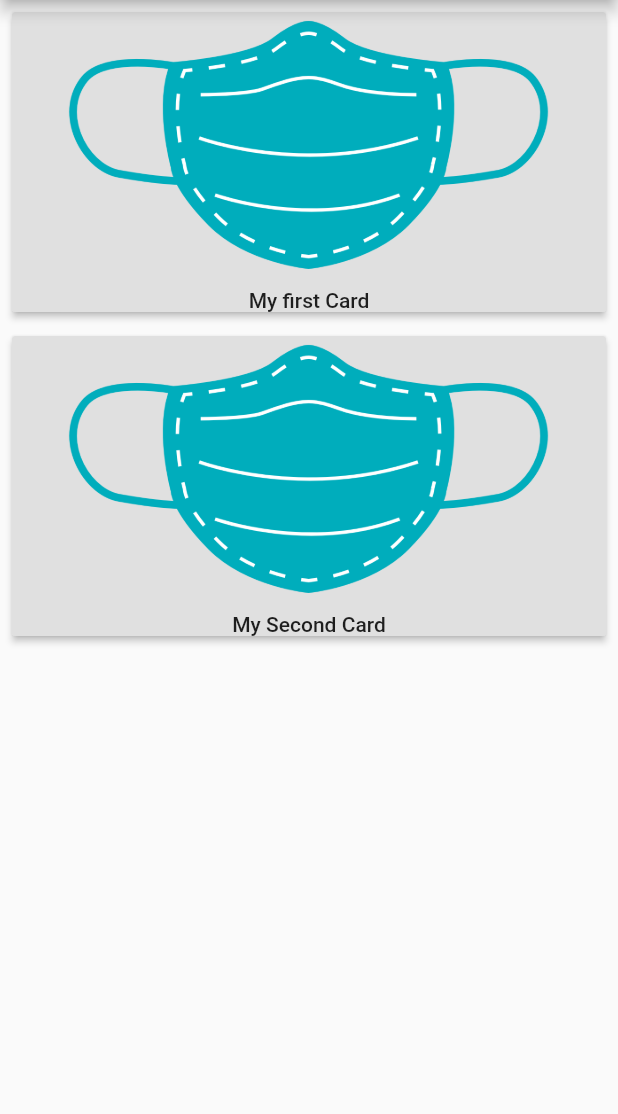
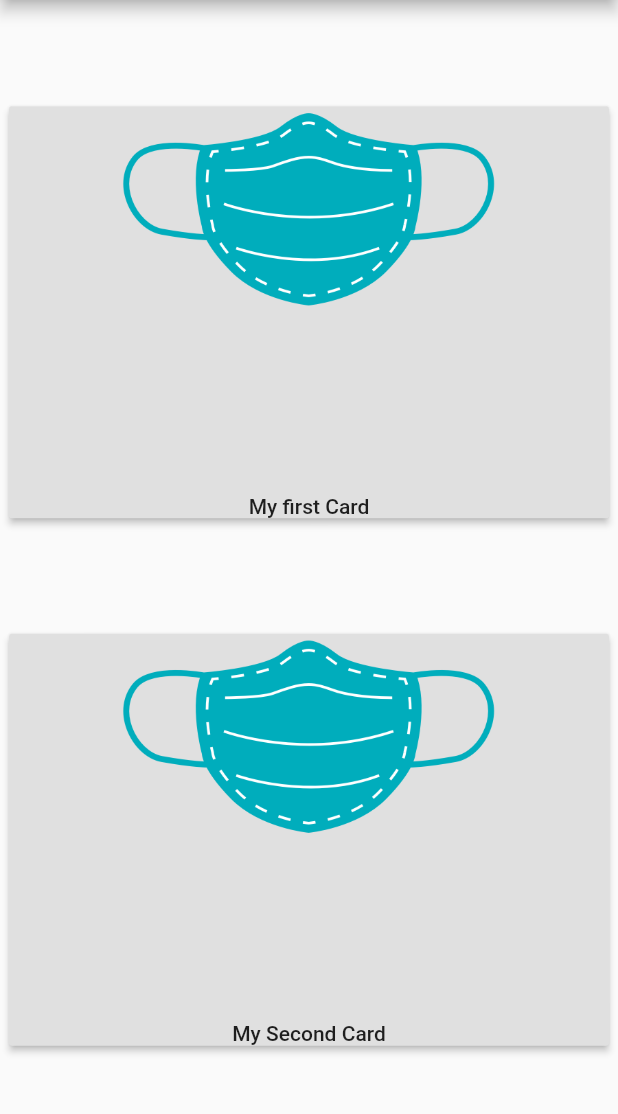
Before and after one commit to KharYusuf/Combat-Covid, a Flutter app: the screen it shows after launch, on a phone screen of 412 x 824 dp, the part 84-1198 px from its top. Run offline on Flutter 3.47's test engine with Material 2 defaults, Android fonts, the phone set to English and light mode, and no system bars.

Commit message:
Dynamic view testing

```diff
--- a/lib/main.dart
+++ b/lib/main.dart
@@ -64,6 +64,8 @@ class MyHomePage extends StatelessWidget {
         title: Text(title),
       ),
       body: Column(
+        mainAxisAlignment: MainAxisAlignment.spaceEvenly,
+        crossAxisAlignment: CrossAxisAlignment.center,
         children: cards.map((e) => MyCard(e['img'], e['text'])).toList(),
       ),
     );
--- a/lib/myCard.dart
+++ b/lib/myCard.dart
@@ -8,23 +8,23 @@ class MyCard extends StatelessWidget {
   @override
   Widget build(BuildContext context) {
     return Padding(
-      padding: EdgeInsets.all(8.0),
+      padding: EdgeInsets.all(6.0),
       child: RaisedButton(
         onPressed: () {
           print(text);
         },
-        child: Stack(
+        child: Column(
           children: <Widget>[
             Container(
-              height: 200,
-              alignment: Alignment.topCenter,
+              height: MediaQuery.of(context).size.height / 6,
+              alignment: Alignment.center,
               child: Image.asset(
                 img,
                 fit: BoxFit.cover,
               ),
             ),
             Container(
-              height: 200,
+              height: MediaQuery.of(context).size.height / 6,
               alignment: Alignment.bottomCenter,
               child: FittedBox(
                 child: Text(
```
